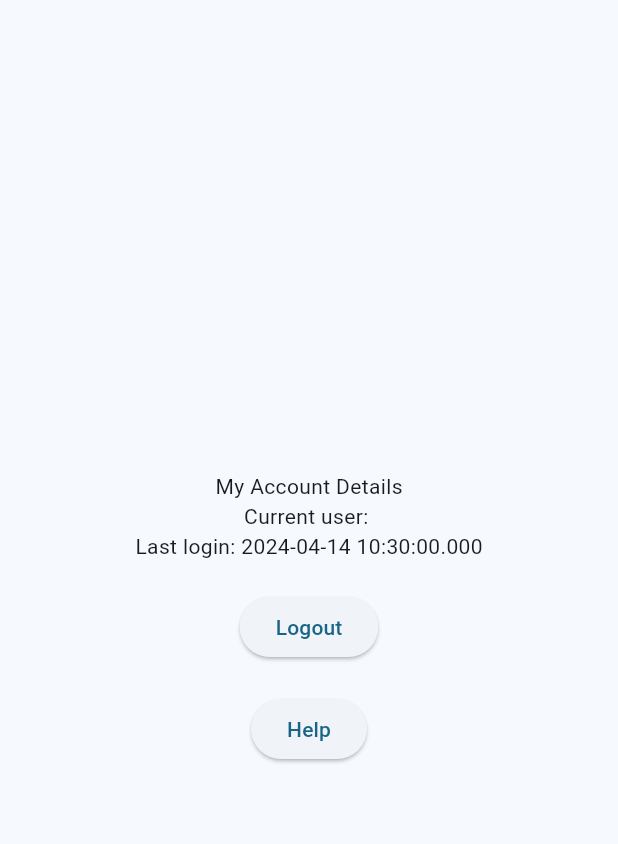
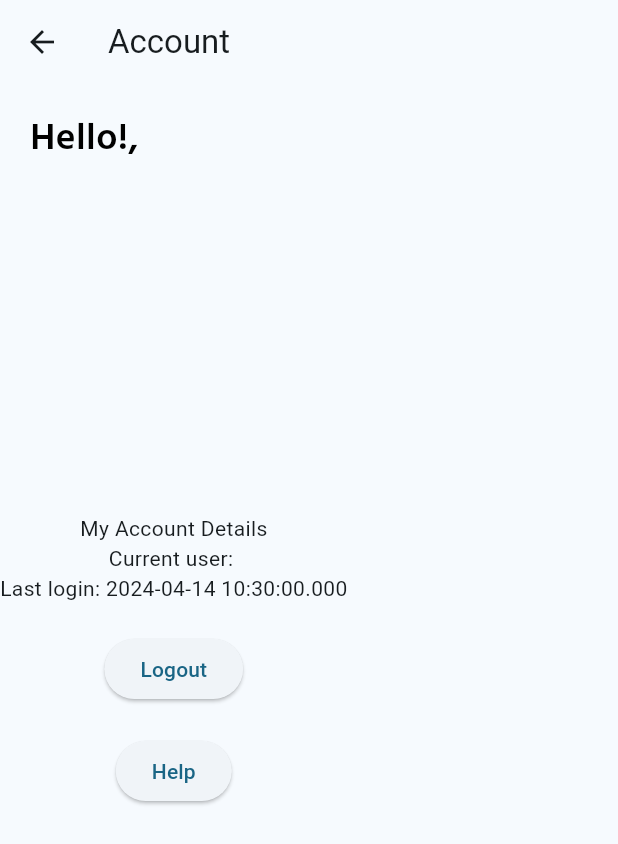
Before and after one commit to dot-eg/dotpos, a Flutter app: the AccountPage screen opened directly, on a phone screen of 412 x 824 dp. Shown: the top 844 px of the screen. Run offline on Flutter 3.47's test engine with Material 3 defaults, Android fonts, the light colour scheme and no system bars; our stand-ins replace cloud_firestore, firebase_auth, firebase_core, fl_chart, pdf, printing; accounts and stored records are empty.

Commit message:
new account page

```diff
--- a/lib/ui/account_page.dart
+++ b/lib/ui/account_page.dart
@@ -1,5 +1,6 @@
 import 'package:flutter/material.dart';
 import '../services/auth_service.dart';
+import '../ui/text_styles.dart';
 
 class AccountPage extends StatefulWidget {
   @override
@@ -20,8 +21,21 @@ class _AccountPageState extends State<AccountPage> {
   @override
   Widget build(BuildContext context) {
     return Scaffold(
-      body: Center(
-        child: Column(
+      appBar: AppBar(
+        title: Text('Account'),
+      ),
+      body: Stack(
+        children:[
+          Positioned(
+            top: 20,
+            left: 20,
+            child: SizedBox(
+              width: 700,
+              height: 50,
+              child: Text('Hello!, $currentUser', style: settingsHeader,),
+            ),
+            ),
+          Column(
           mainAxisAlignment: MainAxisAlignment.center,
           children: <Widget>[
             Text('My Account Details'),
@@ -34,12 +48,13 @@ class _AccountPageState extends State<AccountPage> {
             ),
             Padding(padding: EdgeInsets.all(10)),
             ElevatedButton(
-              onPressed: _onLogout,
+              onPressed: () {},
               child: Text('Help'),
             ),
           ],
-        ),
-      ),
+        )
+        ],
+    )
     );
   }
 }
```
